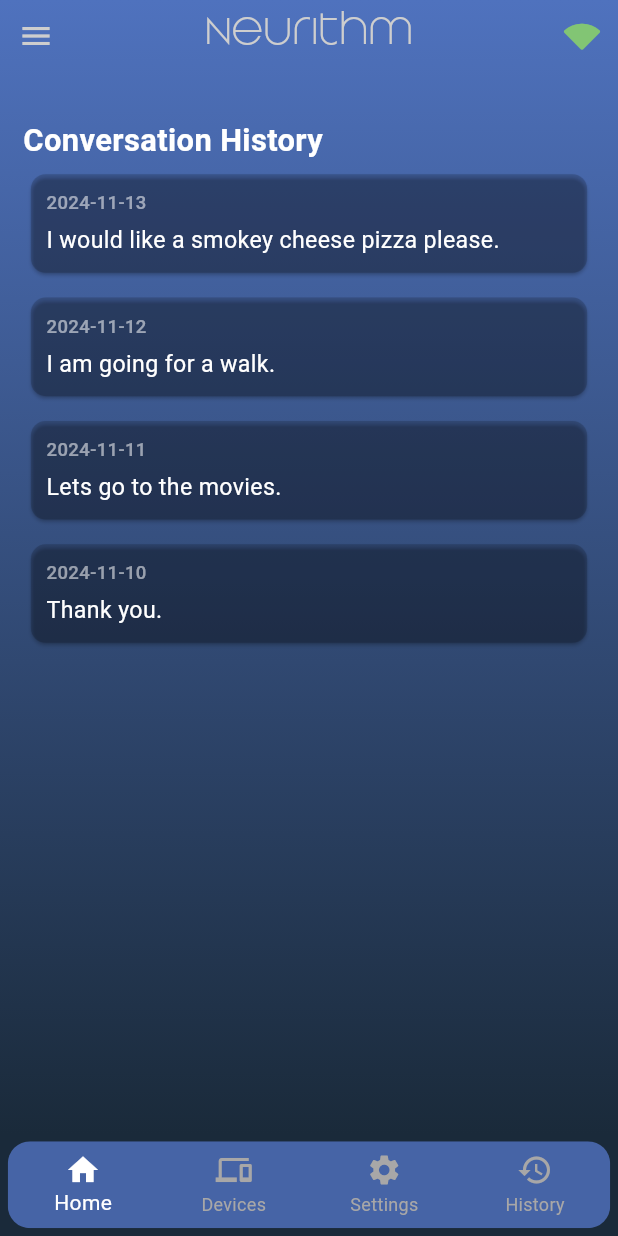
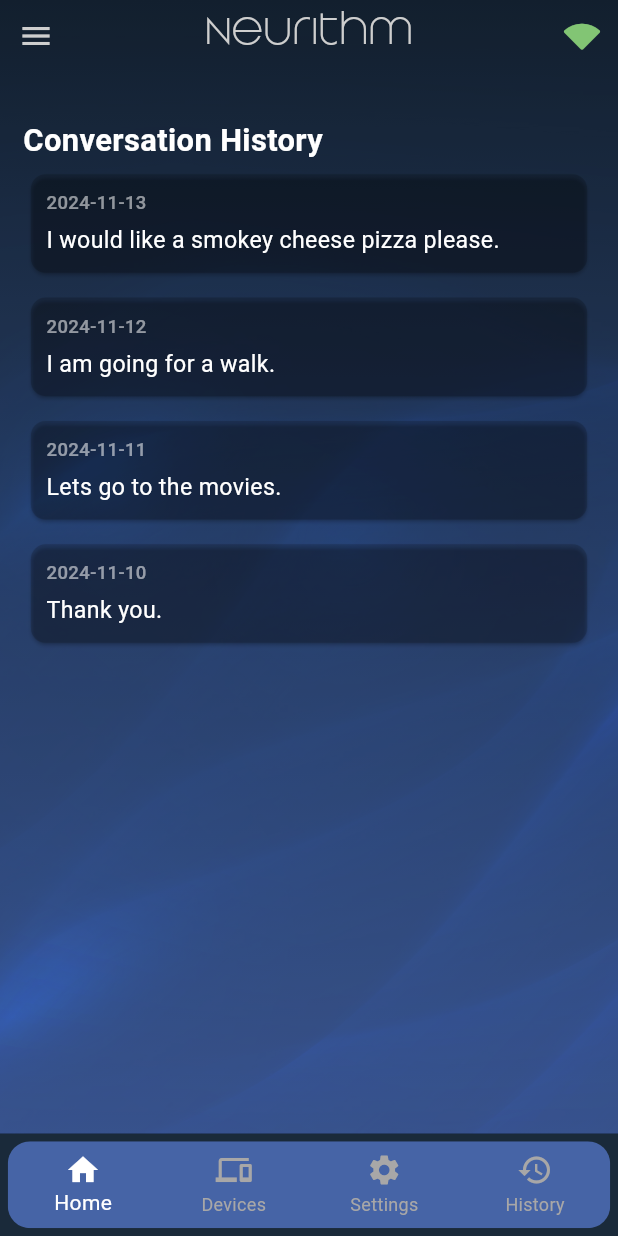
Before and after one commit to malakHelmy/Neurithm, a Flutter app: the screen it shows after launch, item 4 of the bottom bar chosen, on a phone screen of 412 x 824 dp. Run offline on Flutter 3.47's test engine with Material 3 defaults, Android fonts, the phone set to English and light mode, and no system bars; our stand-ins replace flutter_tts.

Commit message:
fixed ui

```diff
--- a/neurithm_frontend/lib/screens/history.dart
+++ b/neurithm_frontend/lib/screens/history.dart
@@ -1,6 +1,7 @@
 import 'package:flutter/material.dart';
 import '../widgets/appbar.dart';
 import '../widgets/bottombar.dart';
+import '../widgets/wavesBackground.dart';
 
 class HistoryPage extends StatelessWidget {
   final GlobalKey<ScaffoldState> _scaffoldKey = GlobalKey<ScaffoldState>();
@@ -32,17 +33,19 @@ class HistoryPage extends StatelessWidget {
         ),
       ),
       body: Container(
-        decoration: const BoxDecoration(
-          gradient: LinearGradient(
-            begin: Alignment.topCenter,
-            end: Alignment.bottomCenter,
-            colors: [
-              Color.fromARGB(255, 79, 114, 190), // start color (lighter blue)
-              Color(0xFF1A2A3A), // end color (dark blue)
-            ],
+        decoration: darkGradientBackground,
+        child: Stack(
+          children: [
+            Positioned.fill(
+              child: Opacity(
+                opacity: 0.30,
+                child: Image.asset(
+                  'assets/images/waves.jpg',
+                  fit: BoxFit.cover,
                 ),
               ),
-        child: Column(
+            ),
+            Column(
               crossAxisAlignment: CrossAxisAlignment.start,
               children: [
                 appBar(_scaffoldKey),
@@ -103,6 +106,8 @@ class HistoryPage extends StatelessWidget {
                 ),
               ],
             ),
+          ],
+        ),
       ),
     );
   }
```
Lines whose indentation alone changed are shown as unchanged.
